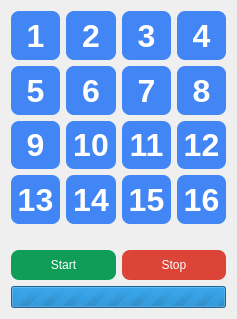
First picture: the form in main.ui, repository SajjadAemmi/Puzzle15AI, before the edit.
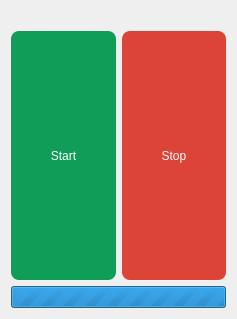
Second picture: the form after the edit.

```diff
--- a/main.ui
+++ b/main.ui
@@ -20,424 +20,8 @@
    <item>
     <layout class="QGridLayout" name="gridLayout">
      <property name="sizeConstraint">
-      <enum>QLayout::SetFixedSize</enum>
+      <enum>QLayout::SetMaximumSize</enum>
      </property>
-     <item row="0" column="0">
-      <widget class="QPushButton" name="btn_1">
-       <property name="sizePolicy">
-        <sizepolicy hsizetype="Expanding" vsizetype="Expanding">
-         <horstretch>0</horstretch>
-         <verstretch>0</verstretch>
-        </sizepolicy>
-       </property>
-       <property name="font">
-        <font>
-         <pointsize>-1</pointsize>
-         <weight>75</weight>
-         <bold>true</bold>
-        </font>
-       </property>
-       <property name="cursor">
-        <cursorShape>PointingHandCursor</cursorShape>
-       </property>
-       <property name="styleSheet">
-        <string notr="true">background-color:rgb(66,133,244); color: rgb(255, 255, 255); font-size: 32px; border-radius: 8px; </string>
-       </property>
-       <property name="text">
-        <string>1</string>
-       </property>
-      </widget>
-     </item>
-     <item row="0" column="3">
-      <widget class="QPushButton" name="btn_4">
-       <property name="sizePolicy">
-        <sizepolicy hsizetype="Expanding" vsizetype="Expanding">
-         <horstretch>0</horstretch>
-         <verstretch>0</verstretch>
-        </sizepolicy>
-       </property>
-       <property name="font">
-        <font>
-         <pointsize>-1</pointsize>
-         <weight>75</weight>
-         <bold>true</bold>
-        </font>
-       </property>
-       <property name="cursor">
-        <cursorShape>PointingHandCursor</cursorShape>
-       </property>
-       <property name="styleSheet">
-        <string notr="true">background-color:rgb(66,133,244); color: rgb(255, 255, 255); font-size: 32px; border-radius: 8px; </string>
-       </property>
-       <property name="text">
-        <string>4</string>
-       </property>
-      </widget>
-     </item>
-     <item row="2" column="3">
-      <widget class="QPushButton" name="btn_12">
-       <property name="sizePolicy">
-        <sizepolicy hsizetype="Expanding" vsizetype="Expanding">
-         <horstretch>0</horstretch>
-         <verstretch>0</verstretch>
-        </sizepolicy>
-       </property>
-       <property name="font">
-        <font>
-         <pointsize>-1</pointsize>
-         <weight>75</weight>
-         <bold>true</bold>
-        </font>
-       </property>
-       <property name="cursor">
-        <cursorShape>PointingHandCursor</cursorShape>
-       </property>
-       <property name="styleSheet">
-        <string notr="true">background-color:rgb(66,133,244); color: rgb(255, 255, 255); font-size: 32px; border-radius: 8px; </string>
-       </property>
-       <property name="text">
-        <string>12</string>
-       </property>
-      </widget>
-     </item>
-     <item row="3" column="1">
-      <widget class="QPushButton" name="btn_14">
-       <property name="sizePolicy">
-        <sizepolicy hsizetype="Expanding" vsizetype="Expanding">
-         <horstretch>0</horstretch>
-         <verstretch>0</verstretch>
-        </sizepolicy>
-       </property>
-       <property name="font">
-        <font>
-         <pointsize>-1</pointsize>
-         <weight>75</weight>
-         <bold>true</bold>
-        </font>
-       </property>
-       <property name="cursor">
-        <cursorShape>PointingHandCursor</cursorShape>
-       </property>
-       <property name="styleSheet">
-        <string notr="true">background-color:rgb(66,133,244); color: rgb(255, 255, 255); font-size: 32px; border-radius: 8px; </string>
-       </property>
-       <property name="text">
-        <string>14</string>
-       </property>
-      </widget>
-     </item>
-     <item row="0" column="2">
-      <widget class="QPushButton" name="btn_3">
-       <property name="sizePolicy">
-        <sizepolicy hsizetype="Expanding" vsizetype="Expanding">
-         <horstretch>0</horstretch>
-         <verstretch>0</verstretch>
-        </sizepolicy>
-       </property>
-       <property name="font">
-        <font>
-         <pointsize>-1</pointsize>
-         <weight>75</weight>
-         <bold>true</bold>
-        </font>
-       </property>
-       <property name="cursor">
-        <cursorShape>PointingHandCursor</cursorShape>
-       </property>
-       <property name="styleSheet">
-        <string notr="true">background-color:rgb(66,133,244); color: rgb(255, 255, 255); font-size: 32px; border-radius: 8px; </string>
-       </property>
-       <property name="text">
-        <string>3</string>
-       </property>
-      </widget>
-     </item>
-     <item row="2" column="1">
-      <widget class="QPushButton" name="btn_10">
-       <property name="sizePolicy">
-        <sizepolicy hsizetype="Expanding" vsizetype="Expanding">
-         <horstretch>0</horstretch>
-         <verstretch>0</verstretch>
-        </sizepolicy>
-       </property>
-       <property name="font">
-        <font>
-         <pointsize>-1</pointsize>
-         <weight>75</weight>
-         <bold>true</bold>
-        </font>
-       </property>
-       <property name="cursor">
-        <cursorShape>PointingHandCursor</cursorShape>
-       </property>
-       <property name="styleSheet">
-        <string notr="true">background-color:rgb(66,133,244); color: rgb(255, 255, 255); font-size: 32px; border-radius: 8px; </string>
-       </property>
-       <property name="text">
-        <string>10</string>
-       </property>
-      </widget>
-     </item>
-     <item row="1" column="0">
-      <widget class="QPushButton" name="btn_5">
-       <property name="sizePolicy">
-        <sizepolicy hsizetype="Expanding" vsizetype="Expanding">
-         <horstretch>0</horstretch>
-         <verstretch>0</verstretch>
-        </sizepolicy>
-       </property>
-       <property name="font">
-        <font>
-         <pointsize>-1</pointsize>
-         <weight>75</weight>
-         <bold>true</bold>
-        </font>
-       </property>
-       <property name="cursor">
-        <cursorShape>PointingHandCursor</cursorShape>
-       </property>
-       <property name="styleSheet">
-        <string notr="true">background-color:rgb(66,133,244); color: rgb(255, 255, 255); font-size: 32px; border-radius: 8px; </string>
-       </property>
-       <property name="text">
-        <string>5</string>
-       </property>
-      </widget>
-     </item>
-     <item row="2" column="2">
-      <widget class="QPushButton" name="btn_11">
-       <property name="sizePolicy">
-        <sizepolicy hsizetype="Expanding" vsizetype="Expanding">
-         <horstretch>0</horstretch>
-         <verstretch>0</verstretch>
-        </sizepolicy>
-       </property>
-       <property name="font">
-        <font>
-         <pointsize>-1</pointsize>
-         <weight>75</weight>
-         <bold>true</bold>
-        </font>
-       </property>
-       <property name="cursor">
-        <cursorShape>PointingHandCursor</cursorShape>
-       </property>
-       <property name="styleSheet">
-        <string notr="true">background-color:rgb(66,133,244); color: rgb(255, 255, 255); font-size: 32px; border-radius: 8px; </string>
-       </property>
-       <property name="text">
-        <string>11</string>
-       </property>
-      </widget>
-     </item>
-     <item row="1" column="3">
-      <widget class="QPushButton" name="btn_8">
-       <property name="sizePolicy">
-        <sizepolicy hsizetype="Expanding" vsizetype="Expanding">
-         <horstretch>0</horstretch>
-         <verstretch>0</verstretch>
-        </sizepolicy>
-       </property>
-       <property name="font">
-        <font>
-         <pointsize>-1</pointsize>
-         <weight>75</weight>
-         <bold>true</bold>
-        </font>
-       </property>
-       <property name="cursor">
-        <cursorShape>PointingHandCursor</cursorShape>
-       </property>
-       <property name="styleSheet">
-        <string notr="true">background-color:rgb(66,133,244); color: rgb(255, 255, 255); font-size: 32px; border-radius: 8px; </string>
-       </property>
-       <property name="text">
-        <string>8</string>
-       </property>
-      </widget>
-     </item>
-     <item row="2" column="0">
-      <widget class="QPushButton" name="btn_9">
-       <property name="sizePolicy">
-        <sizepolicy hsizetype="Expanding" vsizetype="Expanding">
-         <horstretch>0</horstretch>
-         <verstretch>0</verstretch>
-        </sizepolicy>
-       </property>
-       <property name="font">
-        <font>
-         <pointsize>-1</pointsize>
-         <weight>75</weight>
-         <bold>true</bold>
-        </font>
-       </property>
-       <property name="cursor">
-        <cursorShape>PointingHandCursor</cursorShape>
-       </property>
-       <property name="styleSheet">
-        <string notr="true">background-color:rgb(66,133,244); color: rgb(255, 255, 255); font-size: 32px; border-radius: 8px; </string>
-       </property>
-       <property name="text">
-        <string>9</string>
-       </property>
-      </widget>
-     </item>
-     <item row="3" column="2">
-      <widget class="QPushButton" name="btn_15">
-       <property name="sizePolicy">
-        <sizepolicy hsizetype="Expanding" vsizetype="Expanding">
-         <horstretch>0</horstretch>
-         <verstretch>0</verstretch>
-        </sizepolicy>
-       </property>
-       <property name="font">
-        <font>
-         <pointsize>-1</pointsize>
-         <weight>75</weight>
-         <bold>true</bold>
-        </font>
-       </property>
-       <property name="cursor">
-        <cursorShape>PointingHandCursor</cursorShape>
-       </property>
-       <property name="styleSheet">
-        <string notr="true">background-color:rgb(66,133,244); color: rgb(255, 255, 255); font-size: 32px; border-radius: 8px; </string>
-       </property>
-       <property name="text">
-        <string>15</string>
-       </property>
-      </widget>
-     </item>
-     <item row="1" column="1">
-      <widget class="QPushButton" name="btn_6">
-       <property name="sizePolicy">
-        <sizepolicy hsizetype="Expanding" vsizetype="Expanding">
-         <horstretch>0</horstretch>
-         <verstretch>0</verstretch>
-        </sizepolicy>
-       </property>
-       <property name="font">
-        <font>
-         <pointsize>-1</pointsize>
-         <weight>75</weight>
-         <bold>true</bold>
-        </font>
-       </property>
-       <property name="cursor">
-        <cursorShape>PointingHandCursor</cursorShape>
-       </property>
-       <property name="styleSheet">
-        <string notr="true">background-color:rgb(66,133,244); color: rgb(255, 255, 255); font-size: 32px; border-radius: 8px; </string>
-       </property>
-       <property name="text">
-        <string>6</string>
-       </property>
-      </widget>
-     </item>
-     <item row="0" column="1">
-      <widget class="QPushButton" name="btn_2">
-       <property name="sizePolicy">
-        <sizepolicy hsizetype="Expanding" vsizetype="Expanding">
-         <horstretch>0</horstretch>
-         <verstretch>0</verstretch>
-        </sizepolicy>
-       </property>
-       <property name="font">
-        <font>
-         <pointsize>-1</pointsize>
-         <weight>75</weight>
-         <bold>true</bold>
-        </font>
-       </property>
-       <property name="cursor">
-        <cursorShape>PointingHandCursor</cursorShape>
-       </property>
-       <property name="styleSheet">
-        <string notr="true">background-color:rgb(66,133,244); color: rgb(255, 255, 255); font-size: 32px; border-radius: 8px; </string>
-       </property>
-       <property name="text">
-        <string>2</string>
-       </property>
-      </widget>
-     </item>
-     <item row="1" column="2">
-      <widget class="QPushButton" name="btn_7">
-       <property name="sizePolicy">
-        <sizepolicy hsizetype="Expanding" vsizetype="Expanding">
-         <horstretch>0</horstretch>
-         <verstretch>0</verstretch>
-        </sizepolicy>
-       </property>
-       <property name="font">
-        <font>
-         <pointsize>-1</pointsize>
-         <weight>75</weight>
-         <bold>true</bold>
-        </font>
-       </property>
-       <property name="cursor">
-        <cursorShape>PointingHandCursor</cursorShape>
-       </property>
-       <property name="styleSheet">
-        <string notr="true">background-color:rgb(66,133,244); color: rgb(255, 255, 255); font-size: 32px; border-radius: 8px; </string>
-       </property>
-       <property name="text">
-        <string>7</string>
-       </property>
-      </widget>
-     </item>
-     <item row="3" column="0">
-      <widget class="QPushButton" name="btn_13">
-       <property name="sizePolicy">
-        <sizepolicy hsizetype="Expanding" vsizetype="Expanding">
-         <horstretch>0</horstretch>
-         <verstretch>0</verstretch>
-        </sizepolicy>
-       </property>
-       <property name="font">
-        <font>
-         <pointsize>-1</pointsize>
-         <weight>75</weight>
-         <bold>true</bold>
-        </font>
-       </property>
-       <property name="cursor">
-        <cursorShape>PointingHandCursor</cursorShape>
-       </property>
-       <property name="styleSheet">
-        <string notr="true">background-color:rgb(66,133,244); color: rgb(255, 255, 255); font-size: 32px; border-radius: 8px; </string>
-       </property>
-       <property name="text">
-        <string>13</string>
-       </property>
-      </widget>
-     </item>
-     <item row="3" column="3">
-      <widget class="QPushButton" name="btn_16">
-       <property name="sizePolicy">
-        <sizepolicy hsizetype="Expanding" vsizetype="Expanding">
-         <horstretch>0</horstretch>
-         <verstretch>0</verstretch>
-        </sizepolicy>
-       </property>
-       <property name="font">
-        <font>
-         <pointsize>-1</pointsize>
-         <weight>75</weight>
-         <bold>true</bold>
-        </font>
-       </property>
-       <property name="cursor">
-        <cursorShape>PointingHandCursor</cursorShape>
-       </property>
-       <property name="styleSheet">
-        <string notr="true">background-color:rgb(66,133,244); color: rgb(255, 255, 255); font-size: 32px; border-radius: 8px; </string>
-       </property>
-       <property name="text">
-        <string>16</string>
-       </property>
-      </widget>
-     </item>
     </layout>
    </item>
    <item>
```
Left out of the diff: 2 changed lines with no effect on the pictures.
